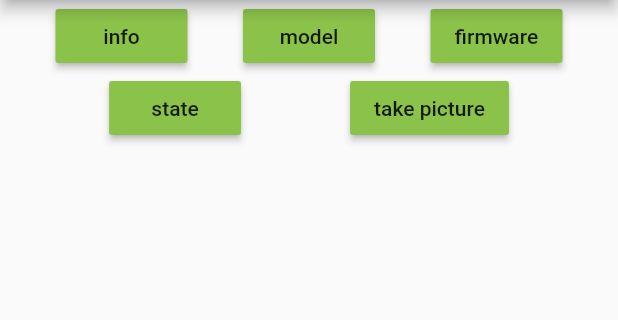
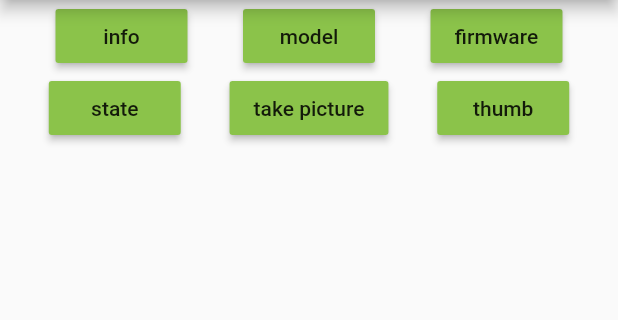
Before and after one commit to codetricity/theta_webapi_flutter_minimal, a Flutter app: the screen it shows after launch, on a phone screen of 412 x 824 dp, the part 84-404 px from its top. Run offline on Flutter 3.47's test engine with Material 2 defaults, Android fonts, the phone set to English and light mode, and no system bars.

Commit message:
added thumbnails

```diff
--- a/lib/main.dart
+++ b/lib/main.dart
@@ -31,6 +31,8 @@ class MyHomePage extends StatefulWidget {
 
 class _MyHomePageState extends State<MyHomePage> {
   String response = '';
+  bool textResponse = true;
+  String image64 = '';
 
   void _info() async {
     _displayResponse(await Camera.info);
@@ -54,7 +56,16 @@ class _MyHomePageState extends State<MyHomePage> {
 
   void _displayResponse(mapData) {
     setState(() {
+      textResponse = true;
       response = JsonEncoder.withIndent('  ').convert(mapData);
+    });
+  }
+
+  void _displayThumb() async {
+    var imageData = await ThetaFile.getLastThumb64();
+    setState(() {
+      textResponse = false;
+      image64 = imageData;
     });
   }
 
@@ -100,9 +111,16 @@ class _MyHomePageState extends State<MyHomePage> {
                   child: Text('take picture'),
                   color: Colors.lightGreen,
                 ),
+                MaterialButton(
+                  onPressed: _displayThumb,
+                  child: Text('thumb'),
+                  color: Colors.lightGreen,
+                ),
               ],
             ),
-            Text(response),
+            textResponse
+                ? Text(response)
+                : Container(child: Image.memory(base64Decode(image64))),
           ],
         ),
       ),
--- a/packages/theta/lib/theta.dart
+++ b/packages/theta/lib/theta.dart
@@ -7,3 +7,4 @@ export 'src/protocols.dart';
 export 'src/utils.dart';
 export 'src/commands.dart';
 export 'src/options.dart';
+export 'src/files.dart';
```
Also changed, not shown: packages/theta/lib/src/files.dart (added, +22 -0 lines), docs/images/android_demo.gif.
